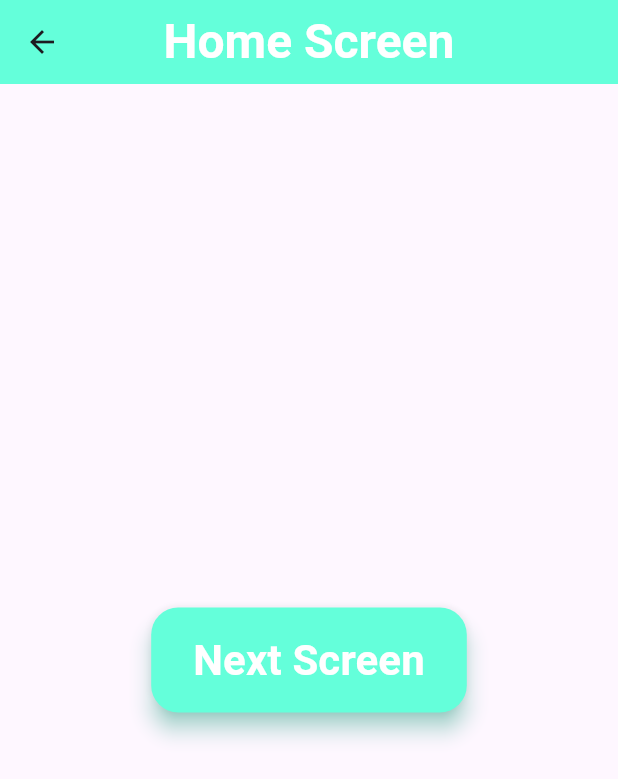
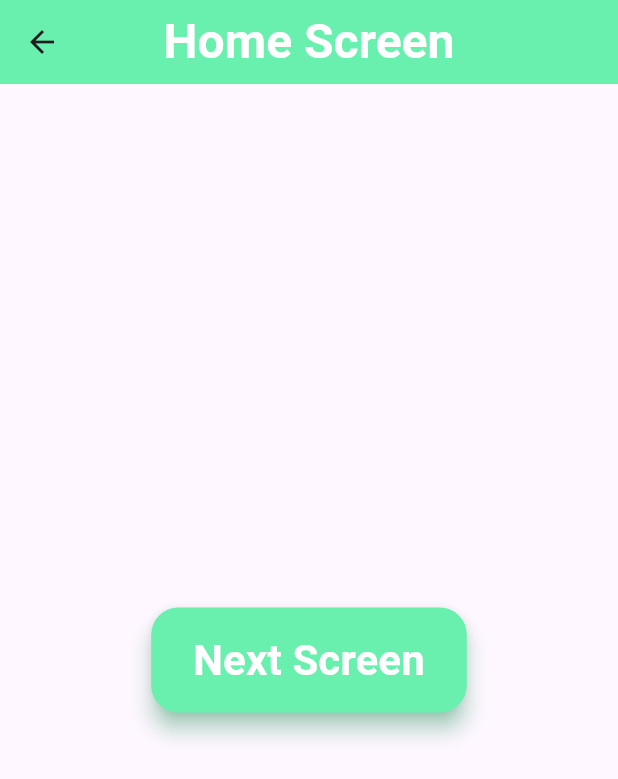
Before and after one commit to as-morat/Flutter-Practice, a Flutter app: the HomeScreen screen opened directly, on a phone screen of 412 x 824 dp. Shown: the top 779 px of the screen. Run offline on Flutter 3.47's test engine with Material 3 defaults, Android fonts, the phone set to English and light mode, and no system bars.

Commit message:
Navigation Example

```diff
--- a/lib/navigation/screen/home.dart
+++ b/lib/navigation/screen/home.dart
@@ -33,7 +33,7 @@ class HomeScreen extends StatelessWidget {
           textAlign: TextAlign.center,
         ),
         centerTitle: true,
-        backgroundColor: Colors.tealAccent,
+        backgroundColor: Colors.greenAccent,
       ),
       body: Center(
         child: ElevatedButton(
@@ -45,12 +45,12 @@ class HomeScreen extends StatelessWidget {
           },
           style: ElevatedButton.styleFrom(
               padding: EdgeInsets.symmetric(horizontal: 28, vertical: 15),
-              backgroundColor: Colors.tealAccent,
+              backgroundColor: Colors.greenAccent,
               shape: RoundedRectangleBorder(
                   borderRadius: BorderRadius.circular(18)
               ),
               elevation: 6,
-              shadowColor: Colors.tealAccent
+              shadowColor: Colors.greenAccent
           ),
           child: Text(
             "Next Screen",
```
